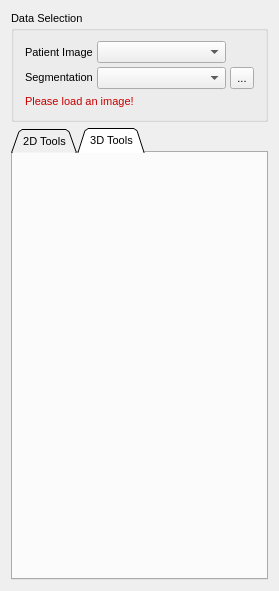
MITK/MITK, file Plugins/org.mitk.gui.qt.segmentation/src/internal/QmitkSegmentationControls.ui: the form before one commit.
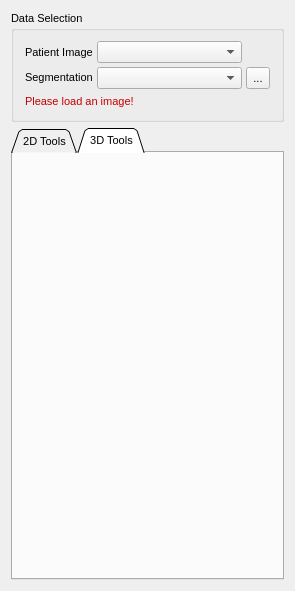
The form after the commit. The open tabs and pages were chosen to show the change. Icons and pictures are not drawn. Custom widgets are drawn as their Qt base class.

Commit message:
3D tool tab now has own ToolSelectionBox.
All Tools are handled by same ToolManager instance.
Tools are added to GUI area within
QmitkSegmentationView.CreateQtPartControl

What changed in the file:
```diff
--- a/Plugins/org.mitk.gui.qt.segmentation/src/internal/QmitkSegmentationControls.ui
+++ b/Plugins/org.mitk.gui.qt.segmentation/src/internal/QmitkSegmentationControls.ui
@@ -6,7 +6,7 @@
    <rect>
     <x>0</x>
     <y>0</y>
-    <width>279</width>
+    <width>295</width>
     <height>591</height>
    </rect>
   </property>
```
Left out of the diff: 38 changed lines with no effect on the pictures. The commit also changes 1 other file.
